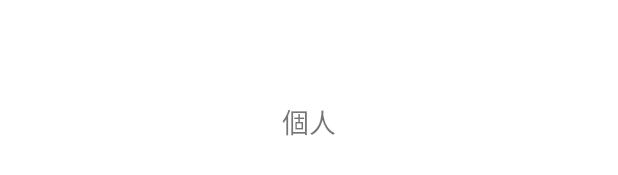
After one commit to YShann/rx-and-mvvm, an Android app: the layout fragment_add.xml on its own in the app's theme, with its tools: preview values and no code run, on a phone screen of 412 x 824 dp. The commit adds this screen. Shown: the part 497-672 px from the top of the screen. Run offline under Robolectric (Android 15) with nearby library versions, the phone set to English and light mode, and no system bars.

Commit message:
新增-底部導覽列按鈕(添加)

```diff
--- /dev/null
+++ b/app/src/main/res/drawable/sl_bar_add.xml
@@ -0,0 +1,5 @@
+<?xml version="1.0" encoding="utf-8"?>
+<selector xmlns:android="http://schemas.android.com/apk/res/android">
+    <item android:state_checked="false"  android:drawable="@drawable/ic_tab_add"/>
+    <item android:state_checked="true" android:drawable="@drawable/ic_tab_add_active"/>
+</selector>
--- /dev/null
+++ b/app/src/main/res/layout/fragment_add.xml
@@ -0,0 +1,25 @@
+<?xml version="1.0" encoding="utf-8"?>
+<FrameLayout xmlns:android="http://schemas.android.com/apk/res/android"
+    xmlns:app="http://schemas.android.com/apk/res-auto"
+    xmlns:tools="http://schemas.android.com/tools"
+    android:layout_width="match_parent"
+    android:layout_height="match_parent"
+    tools:context=".view.fragement.UserFragment">
+
+    <!-- TODO: Update blank fragment layout -->
+    <androidx.constraintlayout.widget.ConstraintLayout
+        android:layout_width="match_parent"
+        android:layout_height="match_parent">
+
+        <TextView
+            android:layout_width="wrap_content"
+            android:layout_height="wrap_content"
+            android:text="個人"
+            android:textSize="18sp"
+            app:layout_constraintBottom_toBottomOf="parent"
+            app:layout_constraintEnd_toEndOf="parent"
+            app:layout_constraintStart_toStartOf="parent"
+            app:layout_constraintTop_toTopOf="parent" />
+    </androidx.constraintlayout.widget.ConstraintLayout>
+
+</FrameLayout>
--- a/app/src/main/res/menu/menu_navigationbar.xml
+++ b/app/src/main/res/menu/menu_navigationbar.xml
@@ -17,4 +17,8 @@
         android:id="@+id/f4"
         android:title="其他"
         android:icon="@drawable/sl_bar_other"/>
+    <item
+        android:id="@+id/f5"
+        android:title="添加"
+        android:icon="@drawable/sl_bar_add"/>
 </menu>
--- a/build.gradle
+++ b/build.gradle
@@ -8,7 +8,7 @@ buildscript {
         jcenter()
     }
     dependencies {
-        classpath "com.android.tools.build:gradle:4.1.2"
+        classpath 'com.android.tools.build:gradle:7.1.3'
         classpath "org.jetbrains.kotlin:kotlin-gradle-plugin:1.5.30"
         classpath "org.jetbrains.kotlin:kotlin-android-extensions:$kotlin_version"
         classpath "org.jetbrains.kotlin:kotlin-serialization:$kotlin_version"
```
Also changed, not shown: app/src/main/java/tw/edu/ntub/imd/birc/rxandmvvm/view/fragement/AddFragment.kt (added, +60 -0 lines), app/src/main/res/drawable/ic_tab_add.png (added), app/src/main/res/drawable/ic_tab_add_active.png (added), gradle/wrapper/gradle-wrapper.properties.
